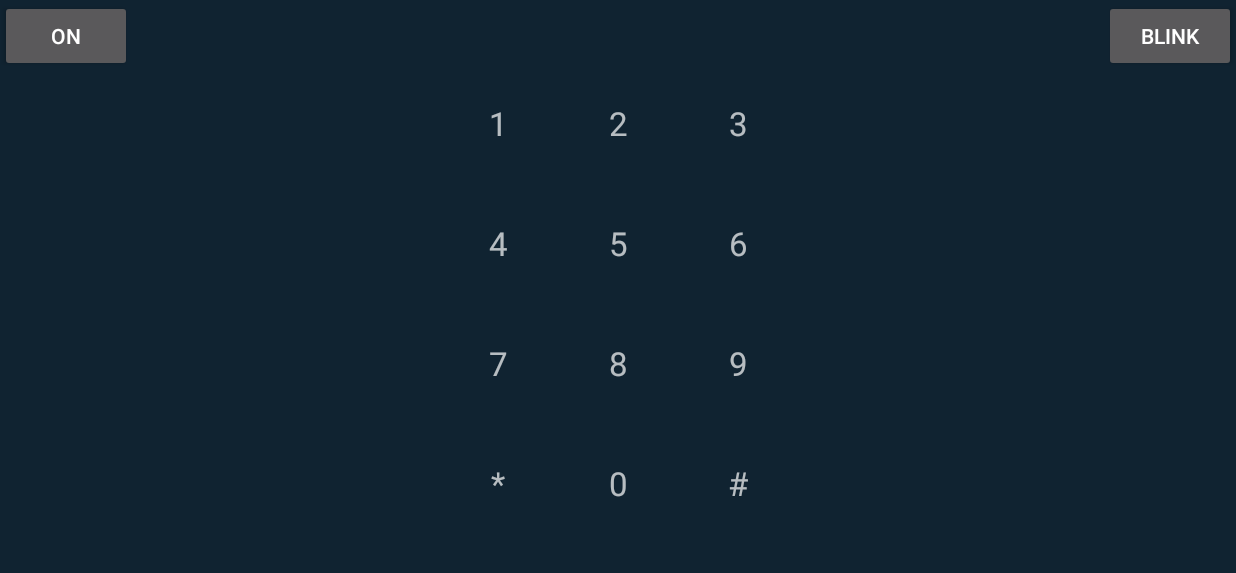
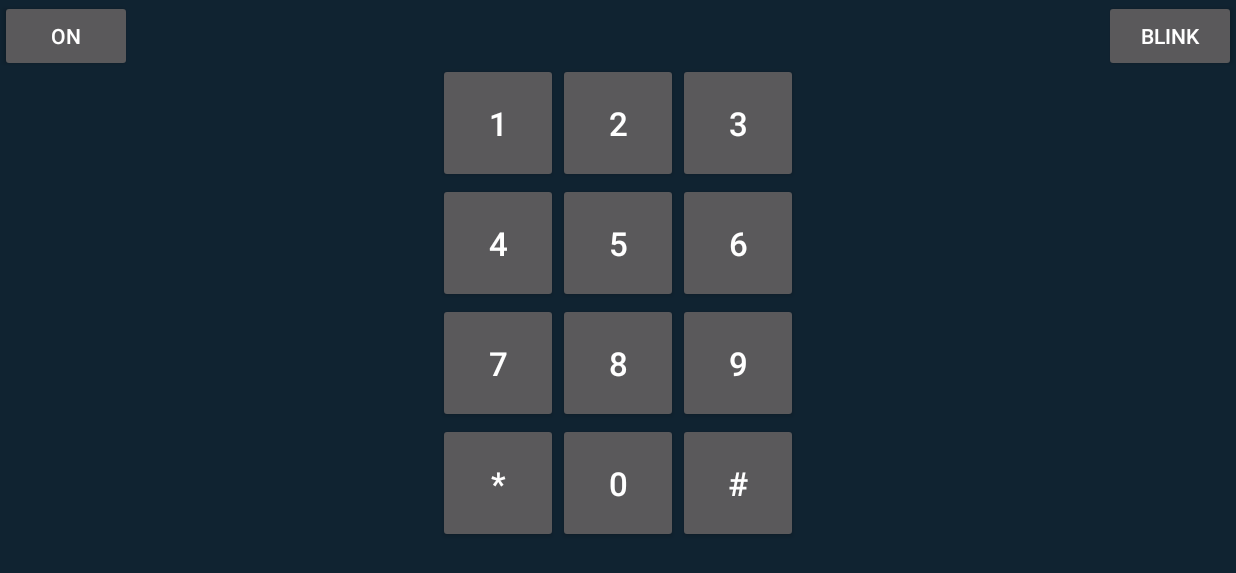
Before and after one commit to Ronelg/Tikal_Doorbell, an Android app: the screen it shows after launch (MainActivity), on a phone screen of 824 x 412 dp (held sideways). Shown: the top 573 px of the screen. Run offline under Robolectric (Android 15) with nearby library versions, the phone set to English and light mode, and no system bars; our stand-ins replace Firebase (no records; nobody signed in at launch, a user with empty details on screens opened directly), RxJava, Timber; libraries missing offline, so code that uses them is left out: com.google.android.things; 8 statements that could not run were skipped.

Commit message:
keypad key style

```diff
--- a/things/src/main/res/layout/keypad.xml
+++ b/things/src/main/res/layout/keypad.xml
@@ -9,42 +9,36 @@
 
     <!--..........................................row.1..........................................-->
 
-    <TextView
+    <Button
         android:id="@+id/pad_1"
+        style="@style/Pad.Key"
         android:layout_width="@dimen/txt_pad_width"
         android:layout_height="@dimen/txt_pad_height"
-        android:gravity="center"
         android:text="@string/txt_pad_1"
-        android:textAlignment="center"
-        android:textSize="@dimen/txt_top_font_size"
         app:layout_constraintBottom_toBottomOf="@id/pad_2"
         app:layout_constraintEnd_toStartOf="@id/pad_2"
         app:layout_constraintHorizontal_chainStyle="packed"
         app:layout_constraintStart_toStartOf="parent"
         app:layout_constraintTop_toTopOf="@id/pad_2" />
 
-    <TextView
+    <Button
         android:id="@+id/pad_2"
+        style="@style/Pad.Key"
         android:layout_width="@dimen/txt_pad_width"
         android:layout_height="@dimen/txt_pad_height"
-        android:gravity="center"
         android:text="@string/txt_pad_2"
-        android:textAlignment="center"
-        android:textSize="@dimen/txt_top_font_size"
         app:layout_constraintBottom_toTopOf="@id/pad_5"
         app:layout_constraintEnd_toStartOf="@+id/pad_3"
         app:layout_constraintStart_toEndOf="@id/pad_1"
         app:layout_constraintTop_toTopOf="parent"
         app:layout_constraintVertical_chainStyle="packed" />
 
-    <TextView
+    <Button
         android:id="@+id/pad_3"
+        style="@style/Pad.Key"
         android:layout_width="@dimen/txt_pad_width"
         android:layout_height="@dimen/txt_pad_height"
-        android:gravity="center"
         android:text="@string/txt_pad_3"
-        android:textAlignment="center"
-        android:textSize="@dimen/txt_top_font_size"
         app:layout_constraintBottom_toBottomOf="@id/pad_2"
         app:layout_constraintEnd_toEndOf="parent"
         app:layout_constraintStart_toEndOf="@id/pad_2"
@@ -52,41 +46,35 @@
 
     <!--..........................................row.2..........................................-->
 
-    <TextView
+    <Button
         android:id="@+id/pad_4"
+        style="@style/Pad.Key"
         android:layout_width="@dimen/txt_pad_width"
         android:layout_height="@dimen/txt_pad_height"
-        android:gravity="center"
         android:text="@string/txt_pad_4"
-        android:textAlignment="center"
-        android:textSize="@dimen/txt_top_font_size"
         app:layout_constraintBottom_toBottomOf="@id/pad_5"
         app:layout_constraintEnd_toStartOf="@id/pad_5"
         app:layout_constraintHorizontal_chainStyle="packed"
         app:layout_constraintStart_toStartOf="parent"
         app:layout_constraintTop_toTopOf="@id/pad_5" />
 
-    <TextView
+    <Button
         android:id="@+id/pad_5"
+        style="@style/Pad.Key"
         android:layout_width="@dimen/txt_pad_width"
         android:layout_height="@dimen/txt_pad_height"
-        android:gravity="center"
         android:text="@string/txt_pad_5"
-        android:textAlignment="center"
-        android:textSize="@dimen/txt_top_font_size"
         app:layout_constraintBottom_toTopOf="@id/pad_8"
         app:layout_constraintEnd_toStartOf="@+id/pad_6"
         app:layout_constraintStart_toEndOf="@id/pad_4"
         app:layout_constraintTop_toBottomOf="@+id/pad_2" />
 
-    <TextView
+    <Button
         android:id="@+id/pad_6"
+        style="@style/Pad.Key"
         android:layout_width="@dimen/txt_pad_width"
         android:layout_height="@dimen/txt_pad_height"
-        android:gravity="center"
         android:text="@string/txt_pad_6"
-        android:textAlignment="center"
-        android:textSize="@dimen/txt_top_font_size"
         app:layout_constraintBottom_toBottomOf="@id/pad_5"
         app:layout_constraintEnd_toEndOf="parent"
         app:layout_constraintStart_toEndOf="@id/pad_5"
@@ -94,41 +82,35 @@
 
     <!--..........................................row.3..........................................-->
 
-    <TextView
+    <Button
         android:id="@+id/pad_7"
+        style="@style/Pad.Key"
         android:layout_width="@dimen/txt_pad_width"
         android:layout_height="@dimen/txt_pad_height"
-        android:gravity="center"
         android:text="@string/txt_pad_7"
-        android:textAlignment="center"
-        android:textSize="@dimen/txt_top_font_size"
         app:layout_constraintBottom_toBottomOf="@id/pad_8"
         app:layout_constraintEnd_toStartOf="@id/pad_8"
         app:layout_constraintHorizontal_chainStyle="packed"
         app:layout_constraintStart_toStartOf="parent"
         app:layout_constraintTop_toTopOf="@id/pad_8" />
 
-    <TextView
+    <Button
         android:id="@+id/pad_8"
+        style="@style/Pad.Key"
         android:layout_width="@dimen/txt_pad_width"
         android:layout_height="@dimen/txt_pad_height"
-        android:gravity="center"
         android:text="@string/txt_pad_8"
-        android:textAlignment="center"
-        android:textSize="@dimen/txt_top_font_size"
         app:layout_constraintBottom_toTopOf="@id/pad_0"
         app:layout_constraintEnd_toStartOf="@+id/pad_9"
         app:layout_constraintStart_toEndOf="@id/pad_7"
         app:layout_constraintTop_toBottomOf="@+id/pad_5" />
 
-    <TextView
+    <Button
         android:id="@+id/pad_9"
+        style="@style/Pad.Key"
         android:layout_width="@dimen/txt_pad_width"
         android:layout_height="@dimen/txt_pad_height"
-        android:gravity="center"
         android:text="@string/txt_pad_9"
-        android:textAlignment="center"
-        android:textSize="@dimen/txt_top_font_size"
         app:layout_constraintBottom_toBottomOf="@id/pad_8"
         app:layout_constraintEnd_toEndOf="parent"
         app:layout_constraintStart_toEndOf="@id/pad_8"
@@ -136,42 +118,36 @@
 
     <!--..........................................row.3..........................................-->
 
-    <TextView
+    <Button
         android:id="@+id/pad_star"
+        style="@style/Pad.Key"
         android:layout_width="@dimen/txt_pad_width"
         android:layout_height="@dimen/txt_pad_height"
-        android:gravity="center"
         android:text="@string/txt_pad_star"
-        android:textAlignment="center"
-        android:textSize="@dimen/txt_top_font_size"
         app:layout_constraintBottom_toBottomOf="@id/pad_0"
         app:layout_constraintEnd_toStartOf="@id/pad_0"
         app:layout_constraintHorizontal_chainStyle="packed"
         app:layout_constraintStart_toStartOf="parent"
         app:layout_constraintTop_toTopOf="@id/pad_0" />
 
-    <TextView
+    <Button
         android:id="@+id/pad_0"
+        style="@style/Pad.Key"
         android:layout_width="@dimen/txt_pad_width"
         android:layout_height="@dimen/txt_pad_height"
         android:layout_marginBottom="8dp"
-        android:gravity="center"
         android:text="@string/txt_pad_0"
-        android:textAlignment="center"
-        android:textSize="@dimen/txt_top_font_size"
         app:layout_constraintBottom_toBottomOf="parent"
         app:layout_constraintEnd_toStartOf="@+id/pad_hash_tag"
         app:layout_constraintStart_toEndOf="@id/pad_star"
         app:layout_constraintTop_toBottomOf="@+id/pad_8" />
 
-    <TextView
+    <Button
         android:id="@+id/pad_hash_tag"
+        style="@style/Pad.Key"
         android:layout_width="@dimen/txt_pad_width"
         android:layout_height="@dimen/txt_pad_height"
-        android:gravity="center"
         android:text="@string/txt_pad_hash_tag"
-        android:textAlignment="center"
-        android:textSize="@dimen/txt_top_font_size"
         app:layout_constraintBottom_toBottomOf="@id/pad_0"
         app:layout_constraintEnd_toEndOf="parent"
         app:layout_constraintStart_toEndOf="@id/pad_0"
--- a/things/src/main/res/layout/top.xml
+++ b/things/src/main/res/layout/top.xml
@@ -15,7 +15,6 @@
         android:layout_height="wrap_content"
         android:gravity="center"
         android:text="@string/app_name"
-        android:textAlignment="center"
         android:textSize="@dimen/txt_top_font_size"
         app:layout_constraintBottom_toTopOf="@+id/input_password"
         app:layout_constraintEnd_toEndOf="parent"
@@ -31,7 +30,6 @@
         android:gravity="center"
         android:hint="@string/txt_password_hint"
         android:inputType="numberPassword"
-        android:textAlignment="center"
         android:textSize="@dimen/txt_top_font_size"
         app:layout_constraintBottom_toBottomOf="parent"
         app:layout_constraintEnd_toEndOf="parent"
--- a/things/src/main/res/values/styles.xml
+++ b/things/src/main/res/values/styles.xml
@@ -4,4 +4,8 @@
     <style name="AppTheme" parent="@style/Theme.AppCompat.NoActionBar">">
     </style>
 
+    <style name="Pad.Key" parent="Widget.AppCompat.Button">
+        <item name="android:textSize">@dimen/txt_top_font_size</item>
+    </style>
+
 </resources>
```
